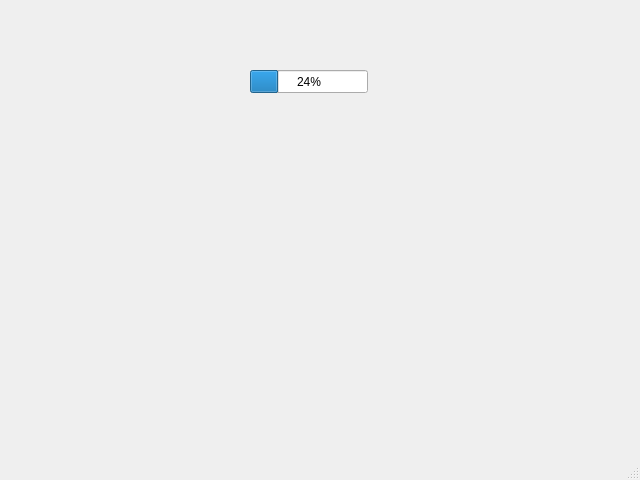
First picture: the form in GUI/iAppsGUI.ui, repository MarcMatten/iApps, before the edit.
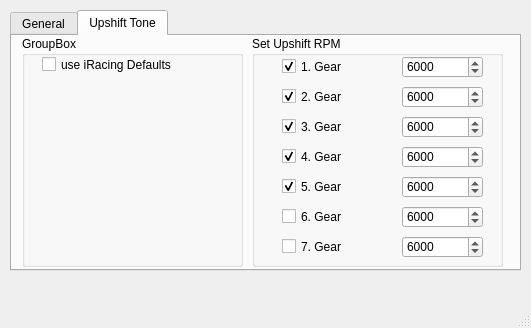
Second picture: the form after the edit.

Commit message: integrated UpshitTone (runnning in background as thread) updated GUI: new Tab for Gears and Shift RPM

Patch:
```diff
--- a/GUI/iAppsGUI.ui
+++ b/GUI/iAppsGUI.ui
@@ -1,31 +1,419 @@
 <?xml version="1.0" encoding="UTF-8"?>
 <ui version="4.0">
- <class>abc</class>
- <widget class="QMainWindow" name="abc">
+ <class>iAppsMainWindow</class>
+ <widget class="QMainWindow" name="iAppsMainWindow">
+  <property name="enabled">
+   <bool>true</bool>
+  </property>
   <property name="geometry">
    <rect>
     <x>0</x>
     <y>0</y>
-    <width>640</width>
-    <height>480</height>
+    <width>531</width>
+    <height>328</height>
    </rect>
   </property>
+  <property name="sizePolicy">
+   <sizepolicy hsizetype="Fixed" vsizetype="Fixed">
+    <horstretch>0</horstretch>
+    <verstretch>0</verstretch>
+   </sizepolicy>
+  </property>
+  <property name="contextMenuPolicy">
+   <enum>Qt::DefaultContextMenu</enum>
+  </property>
   <property name="windowTitle">
    <string>MainWindow</string>
   </property>
-  <widget class="QWidget" name="centralwidget">
-   <widget class="QProgressBar" name="progressBar">
+  <property name="dockOptions">
+   <set>QMainWindow::AllowTabbedDocks|QMainWindow::AnimatedDocks</set>
+  </property>
+  <widget class="QWidget" name="widget">
+   <property name="mouseTracking">
+    <bool>true</bool>
+   </property>
+   <widget class="QTabWidget" name="tabWidget">
     <property name="geometry">
      <rect>
-      <x>250</x>
-      <y>70</y>
-      <width>118</width>
-      <height>23</height>
+      <x>10</x>
+      <y>10</y>
+      <width>511</width>
+      <height>261</height>
      </rect>
     </property>
-    <property name="value">
-     <number>24</number>
+    <property name="currentIndex">
+     <number>1</number>
     </property>
+    <widget class="QWidget" name="tabGeneral">
+     <attribute name="title">
+      <string>General</string>
+     </attribute>
+     <widget class="QGroupBox" name="groupBoxiRacing">
+      <property name="geometry">
+       <rect>
+        <x>9</x>
+        <y>9</y>
+        <width>241</width>
+        <height>121</height>
+       </rect>
+      </property>
+      <property name="mouseTracking">
+       <bool>false</bool>
+      </property>
+      <property name="title">
+       <string>iRacing</string>
+      </property>
+      <widget class="QProgressBar" name="progressBarCPU">
+       <property name="geometry">
+        <rect>
+         <x>70</x>
+         <y>80</y>
+         <width>118</width>
+         <height>23</height>
+        </rect>
+       </property>
+       <property name="value">
+        <number>24</number>
+       </property>
+      </widget>
+      <widget class="QLabel" name="labeliRacingStatus">
+       <property name="geometry">
+        <rect>
+         <x>20</x>
+         <y>30</y>
+         <width>81</width>
+         <height>16</height>
+        </rect>
+       </property>
+       <property name="text">
+        <string>iRacing Status</string>
+       </property>
+      </widget>
+      <widget class="QLabel" name="labeliRacingStatus2">
+       <property name="geometry">
+        <rect>
+         <x>130</x>
+         <y>30</y>
+         <width>91</width>
+         <height>16</height>
+        </rect>
+       </property>
+       <property name="text">
+        <string>TextLabel</string>
+       </property>
+      </widget>
+     </widget>
+    </widget>
+    <widget class="QWidget" name="tabUpshiftTone">
+     <attribute name="title">
+      <string>Upshift Tone</string>
+     </attribute>
+     <widget class="QGroupBox" name="groupBox">
+      <property name="geometry">
+       <rect>
+        <x>10</x>
+        <y>0</y>
+        <width>221</width>
+        <height>231</height>
+       </rect>
+      </property>
+      <property name="title">
+       <string>GroupBox</string>
+      </property>
+      <widget class="QCheckBox" name="checkBox">
+       <property name="geometry">
+        <rect>
+         <x>20</x>
+         <y>20</y>
+         <width>161</width>
+         <height>17</height>
+        </rect>
+       </property>
+       <property name="text">
+        <string>use iRacing Defaults</string>
+       </property>
+      </widget>
+     </widget>
+     <widget class="QGroupBox" name="groupBox_2">
+      <property name="geometry">
+       <rect>
+        <x>240</x>
+        <y>0</y>
+        <width>251</width>
+        <height>231</height>
+       </rect>
+      </property>
+      <property name="title">
+       <string>Set Upshift RPM</string>
+      </property>
+      <widget class="QSpinBox" name="spinBox">
+       <property name="geometry">
+        <rect>
+         <x>150</x>
+         <y>20</y>
+         <width>81</width>
+         <height>22</height>
+        </rect>
+       </property>
+       <property name="buttonSymbols">
+        <enum>QAbstractSpinBox::UpDownArrows</enum>
+       </property>
+       <property name="maximum">
+        <number>20000</number>
+       </property>
+       <property name="singleStep">
+        <number>100</number>
+       </property>
+       <property name="value">
+        <number>6000</number>
+       </property>
+      </widget>
+      <widget class="QCheckBox" name="checkBox_2">
+       <property name="geometry">
+        <rect>
+         <x>30</x>
+         <y>20</y>
+         <width>101</width>
+         <height>21</height>
+        </rect>
+       </property>
+       <property name="text">
+        <string>1. Gear</string>
+       </property>
+       <property name="checked">
+        <bool>true</bool>
+       </property>
+      </widget>
+      <widget class="QCheckBox" name="checkBox_3">
+       <property name="geometry">
+        <rect>
+         <x>30</x>
+         <y>50</y>
+         <width>101</width>
+         <height>21</height>
+        </rect>
+       </property>
+       <property name="text">
+        <string>2. Gear</string>
+       </property>
+       <property name="checked">
+        <bool>true</bool>
+       </property>
+      </widget>
+      <widget class="QSpinBox" name="spinBox_2">
+       <property name="geometry">
+        <rect>
+         <x>150</x>
+         <y>50</y>
+         <width>81</width>
+         <height>22</height>
+        </rect>
+       </property>
+       <property name="buttonSymbols">
+        <enum>QAbstractSpinBox::UpDownArrows</enum>
+       </property>
+       <property name="maximum">
+        <number>20000</number>
+       </property>
+       <property name="singleStep">
+        <number>100</number>
+       </property>
+       <property name="value">
+        <number>6000</number>
+       </property>
+      </widget>
+      <widget class="QCheckBox" name="checkBox_4">
+       <property name="geometry">
+        <rect>
+         <x>30</x>
+         <y>80</y>
+         <width>101</width>
+         <height>21</height>
+        </rect>
+       </property>
+       <property name="text">
+        <string>3. Gear</string>
+       </property>
+       <property name="checked">
+        <bool>true</bool>
+       </property>
+      </widget>
+      <widget class="QSpinBox" name="spinBox_3">
+       <property name="geometry">
+        <rect>
+         <x>150</x>
+         <y>80</y>
+         <width>81</width>
+         <height>22</height>
+        </rect>
+       </property>
+       <property name="buttonSymbols">
+        <enum>QAbstractSpinBox::UpDownArrows</enum>
+       </property>
+       <property name="maximum">
+        <number>20000</number>
+       </property>
+       <property name="singleStep">
+        <number>100</number>
+       </property>
+       <property name="value">
+        <number>6000</number>
+       </property>
+      </widget>
+      <widget class="QCheckBox" name="checkBox_5">
+       <property name="geometry">
+        <rect>
+         <x>30</x>
+         <y>110</y>
+         <width>101</width>
+         <height>21</height>
+        </rect>
+       </property>
+       <property name="text">
+        <string>4. Gear</string>
+       </property>
+       <property name="checked">
+        <bool>true</bool>
+       </property>
+      </widget>
+      <widget class="QSpinBox" name="spinBox_4">
+       <property name="geometry">
+        <rect>
+         <x>150</x>
+         <y>110</y>
+         <width>81</width>
+         <height>22</height>
+        </rect>
+       </property>
+       <property name="buttonSymbols">
+        <enum>QAbstractSpinBox::UpDownArrows</enum>
+       </property>
+       <property name="maximum">
+        <number>20000</number>
+       </property>
+       <property name="singleStep">
+        <number>100</number>
+       </property>
+       <property name="value">
+        <number>6000</number>
+       </property>
+      </widget>
+      <widget class="QCheckBox" name="checkBox_6">
+       <property name="geometry">
+        <rect>
+         <x>30</x>
+         <y>140</y>
+         <width>101</width>
+         <height>21</height>
+        </rect>
+       </property>
+       <property name="text">
+        <string>5. Gear</string>
+       </property>
+       <property name="checked">
+        <bool>true</bool>
+       </property>
+      </widget>
+      <widget class="QSpinBox" name="spinBox_5">
+       <property name="geometry">
+        <rect>
+         <x>150</x>
+         <y>140</y>
+         <width>81</width>
+         <height>22</height>
+        </rect>
+       </property>
+       <property name="buttonSymbols">
+        <enum>QAbstractSpinBox::UpDownArrows</enum>
+       </property>
+       <property name="maximum">
+        <number>20000</number>
+       </property>
+       <property name="singleStep">
+        <number>100</number>
+       </property>
+       <property name="value">
+        <number>6000</number>
+       </property>
+      </widget>
+      <widget class="QCheckBox" name="checkBox_7">
+       <property name="geometry">
+        <rect>
+         <x>30</x>
+         <y>170</y>
+         <width>101</width>
+         <height>21</height>
+        </rect>
+       </property>
+       <property name="text">
+        <string>6. Gear</string>
+       </property>
+       <property name="checked">
+        <bool>false</bool>
+       </property>
+      </widget>
+      <widget class="QSpinBox" name="spinBox_6">
+       <property name="geometry">
+        <rect>
+         <x>150</x>
+         <y>170</y>
+         <width>81</width>
+         <height>22</height>
+        </rect>
+       </property>
+       <property name="buttonSymbols">
+        <enum>QAbstractSpinBox::UpDownArrows</enum>
+       </property>
+       <property name="maximum">
+        <number>20000</number>
+       </property>
+       <property name="singleStep">
+        <number>100</number>
+       </property>
+       <property name="value">
+        <number>6000</number>
+       </property>
+      </widget>
+      <widget class="QSpinBox" name="spinBox_7">
+       <property name="geometry">
+        <rect>
+         <x>150</x>
+         <y>200</y>
+         <width>81</width>
+         <height>22</height>
+        </rect>
+       </property>
+       <property name="buttonSymbols">
+        <enum>QAbstractSpinBox::UpDownArrows</enum>
+       </property>
+       <property name="maximum">
+        <number>20000</number>
+       </property>
+       <property name="singleStep">
+        <number>100</number>
+       </property>
+       <property name="value">
+        <number>6000</number>
+       </property>
+      </widget>
+      <widget class="QCheckBox" name="checkBox_8">
+       <property name="geometry">
+        <rect>
+         <x>30</x>
+         <y>200</y>
+         <width>101</width>
+         <height>21</height>
+        </rect>
+       </property>
+       <property name="text">
+        <string>7. Gear</string>
+       </property>
+       <property name="checked">
+        <bool>false</bool>
+       </property>
+      </widget>
+     </widget>
+    </widget>
    </widget>
   </widget>
   <widget class="QMenuBar" name="menubar">
```
Left out of the diff: 4 changed lines with no effect on the pictures. The commit also changes 7 other files.
